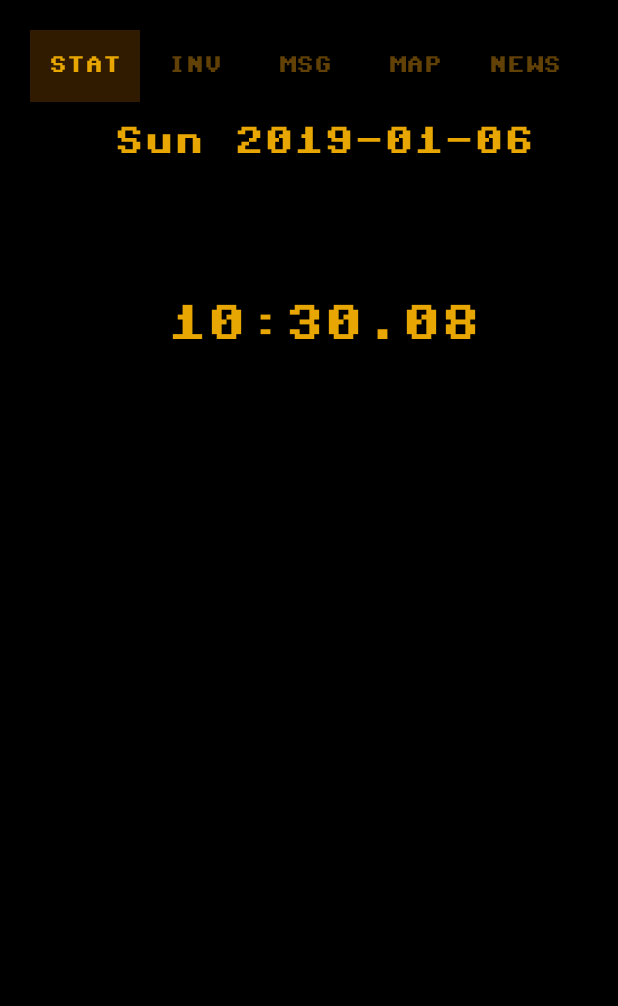
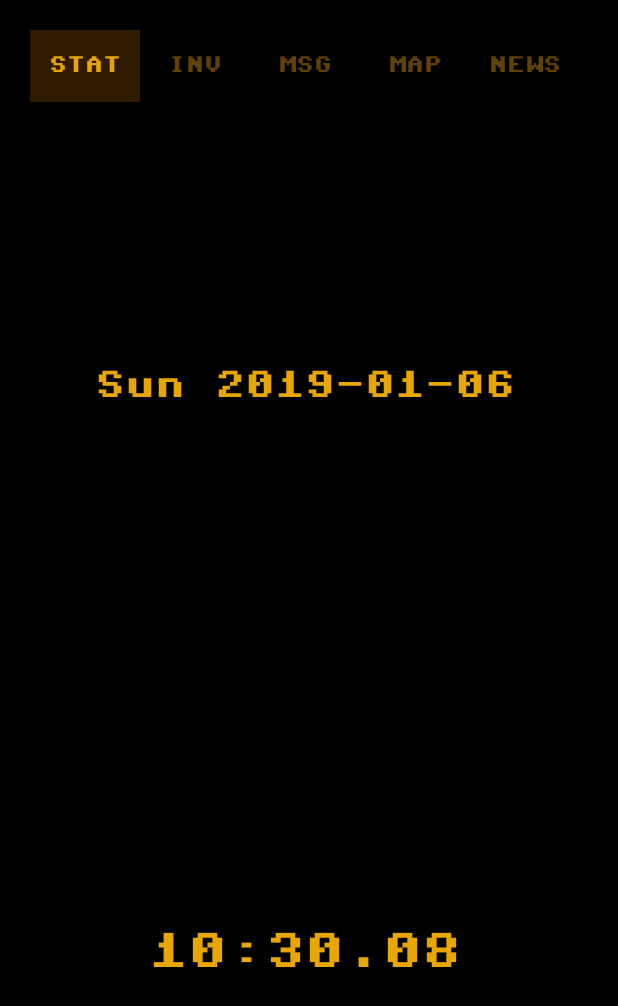
Before and after one commit to no-go/PilpCom, an Android app: the screen it shows after launch (ClockActivity), on a phone screen of 412 x 824 dp. Shown: the top 1006 px of the screen. Run offline under Robolectric (Android 15) with nearby library versions, the phone set to English and light mode, and no system bars.

Commit message:
small clock fix

```diff
--- a/app/src/main/res/layout/fragment_clock.xml
+++ b/app/src/main/res/layout/fragment_clock.xml
@@ -78,33 +78,36 @@
             />
     </LinearLayout>
 
-    <TextView
+    <LinearLayout
         android:layout_below="@+id/thetabs"
-        android:id="@+id/section_clock"
+        android:layout_alignStart="@id/thetabs"
+        android:layout_height="match_parent"
         android:layout_width="@dimen/appwidth"
-        android:layout_height="130px"
-        android:textColor="@color/colorAccent"
-        android:fontFamily="@font/c64pro_mono"
-        android:textAlignment="center"
-        android:textSize="20dp"
-        android:layout_marginBottom="@dimen/activity_vertical_margin"
-        android:layout_marginEnd="@dimen/activity_horizontal_margin"
-        android:layout_marginStart="@dimen/activity_horizontal_margin"
-        android:layout_marginTop="@dimen/activity_vertical_margin" />
+        android:weightSum="2"
+        android:orientation="vertical">
 
-    <TextView
-        android:id="@+id/section_clock2"
-        android:layout_width="@dimen/appwidth"
-        android:layout_height="130px"
-        android:textColor="@color/colorAccent"
-        android:fontFamily="@font/c64pro_mono"
-        android:textAlignment="gravity"
-        android:gravity="top|center_horizontal"
-        android:textSize="26dp"
-        android:layout_below="@+id/section_clock"
-        android:layout_marginBottom="@dimen/activity_vertical_margin"
-        android:layout_marginEnd="@dimen/activity_horizontal_margin"
-        android:layout_marginStart="@dimen/activity_horizontal_margin"
-        android:layout_marginTop="@dimen/activity_vertical_margin" />
+        <TextView
+            android:layout_weight="1"
+            android:id="@+id/section_clock"
+            android:layout_height="match_parent"
+            android:textColor="@color/colorAccent"
+            android:fontFamily="@font/c64pro_mono"
+            android:textAlignment="gravity"
+            android:gravity="center"
+            android:textSize="20dp"
+            android:layout_width="match_parent" />
+
+        <TextView
+            android:layout_weight="1"
+            android:id="@+id/section_clock2"
+            android:layout_height="match_parent"
+            android:textColor="@color/colorAccent"
+            android:fontFamily="@font/c64pro_mono"
+            android:textAlignment="gravity"
+            android:gravity="center"
+            android:textSize="26dp"
+            android:layout_width="match_parent" />
+
+    </LinearLayout>
 
 </RelativeLayout>
--- a/app/src/main/res/values/dimens.xml
+++ b/app/src/main/res/values/dimens.xml
@@ -4,8 +4,9 @@
     <dimen name="activity_vertical_margin">16dp</dimen>
     <dimen name="fab_margin">16dp</dimen>
     <dimen name="appbar_padding_top">8dp</dimen>
+    <dimen name="tab_text_size">12dp</dimen>
+
     <dimen name="appwidth">550px</dimen>
-    <dimen name="tab_text_size">12dp</dimen>
     <dimen name="apptop">30px</dimen>
     <dimen name="appleft">30px</dimen>
 </resources>
```
